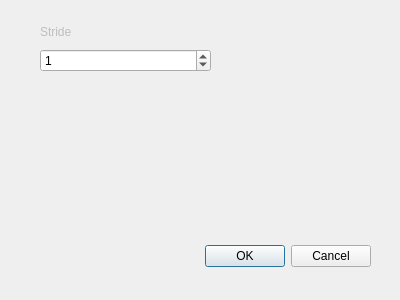
Above: ui/AutoSelectSetting.ui from Zhehua-Hu/Enchain before the change. Below: the same form after it.
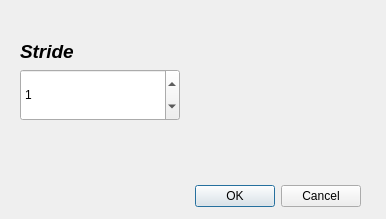
That is the form after the change.

```diff
--- a/ui/AutoSelectSetting.ui
+++ b/ui/AutoSelectSetting.ui
@@ -6,8 +6,8 @@
    <rect>
     <x>0</x>
     <y>0</y>
-    <width>400</width>
-    <height>300</height>
+    <width>386</width>
+    <height>219</height>
    </rect>
   </property>
   <property name="windowTitle">
@@ -16,10 +16,10 @@
   <widget class="QDialogButtonBox" name="buttonBox">
    <property name="geometry">
     <rect>
-     <x>30</x>
-     <y>240</y>
+     <x>20</x>
+     <y>181</y>
      <width>341</width>
-     <height>32</height>
+     <height>31</height>
     </rect>
    </property>
    <property name="orientation">
@@ -32,30 +32,41 @@
   <widget class="QWidget" name="verticalLayoutWidget">
    <property name="geometry">
     <rect>
-     <x>40</x>
-     <y>20</y>
-     <width>171</width>
-     <height>52</height>
+     <x>20</x>
+     <y>40</y>
+     <width>160</width>
+     <height>81</height>
     </rect>
    </property>
-   <layout class="QVBoxLayout" name="verticalLayout">
-    <item>
-     <widget class="QLabel" name="label">
-      <property name="enabled">
-       <bool>false</bool>
-      </property>
-      <property name="text">
-       <string>Stride</string>
-      </property>
-     </widget>
-    </item>
-    <item>
+   <layout class="QGridLayout" name="gridLayout">
+    <item row="1" column="0">
      <widget class="QSpinBox" name="spinBox">
+      <property name="sizePolicy">
+       <sizepolicy hsizetype="Expanding" vsizetype="Expanding">
+        <horstretch>0</horstretch>
+        <verstretch>15</verstretch>
+       </sizepolicy>
+      </property>
       <property name="value">
        <number>1</number>
       </property>
      </widget>
     </item>
+    <item row="0" column="0">
+     <widget class="QLabel" name="label">
+      <property name="font">
+       <font>
+        <pointsize>14</pointsize>
+        <weight>75</weight>
+        <italic>true</italic>
+        <bold>true</bold>
+       </font>
+      </property>
+      <property name="text">
+       <string>Stride</string>
+      </property>
+     </widget>
+    </item>
    </layout>
   </widget>
  </widget>
```
Left out of the diff: 8 changed lines with no effect on the pictures.
